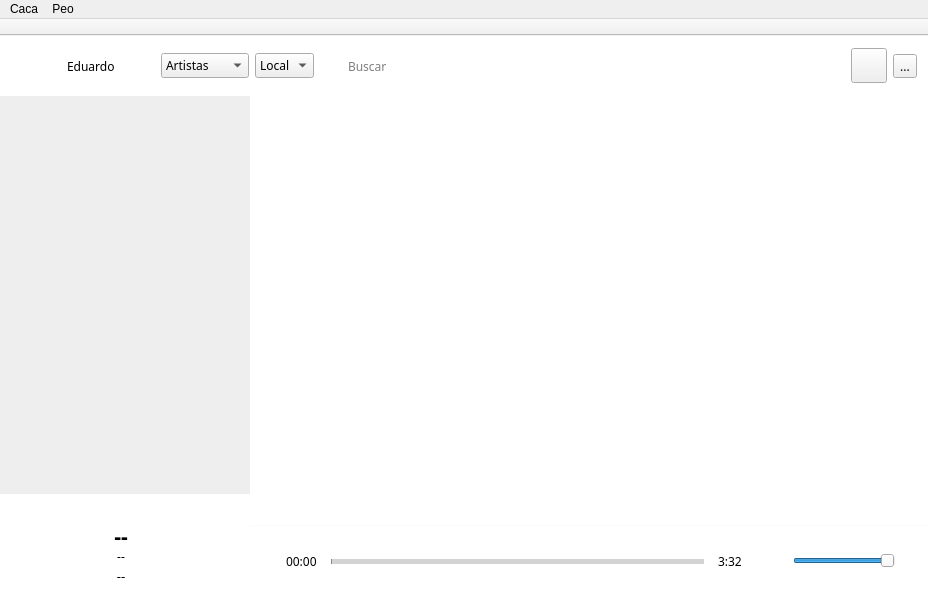
Before: the Qt Designer form mainwindow.ui in CuarzoSoftware/CuarzoPlayer, drawn with Qt 5.
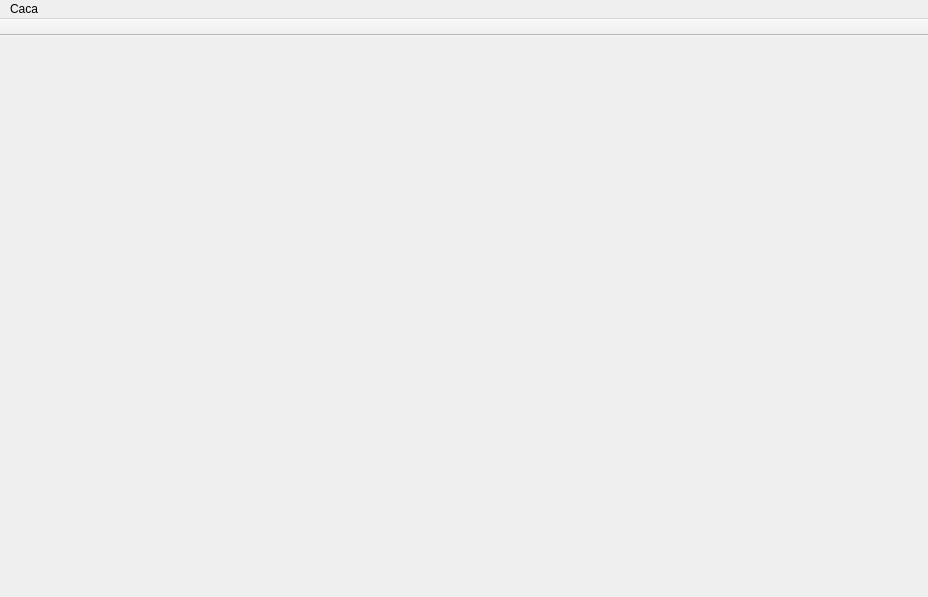
After: the same form once the commit is applied. Icons and pictures are not drawn.

The edit to the form file:
```diff
--- a/mainwindow.ui
+++ b/mainwindow.ui
@@ -14,69 +14,17 @@
    <string>Cuarzo Player</string>
   </property>
   <property name="autoFillBackground">
-   <bool>true</bool>
+   <bool>false</bool>
   </property>
   <property name="styleSheet">
-   <string notr="true">/*
-QComboBox{
-	background-color:transparent;
-}
-QComboBox:item{
-	background:#FFF;
-}
-QComboBox:item:selected{
-	background:#2e8af7;
-     color:#FFF;
-}
-QComboBox:item:checked{
-	color:#666;
-}
-QComboBox:item:checked:selected{
-	color:#FFF;
-}
-QComboBox::indicator{
-	outline:0px;
-	border:0px;
-}
-QComboBox::indicator:checked{
-    image: url(:rec/images/checked.svg);
-}
-QComboBox::itemIcon{
-	background:green;
-}
-*/
-#bottomBarWidget {
-    border-top: 1px solid #FAFAFA;
-	background:#FFF
-}
-#main{background:#FFF}
-QListWidget::item
-{
-    background: transparent; 
-}
-QListWidget::item:selected
-{
-    background: #009DDC;	
-	color:#FFF;
-}
-#scroll QListWidget::item:selected
-{
-    background: #009DDC;	
-	color:#FFF;
-	border-radius: 3px;
-}
-QTableWidgetItem{
-background:red;
-}
-</string>
+   <string notr="true"/>
   </property>
   <property name="unifiedTitleAndToolBarOnMac">
    <bool>true</bool>
   </property>
   <widget class="QWidget" name="main">
    <property name="styleSheet">
-    <string notr="true">font-family:Lucida;
-font-size:12px;</string>
+    <string notr="true"/>
    </property>
    <layout class="QVBoxLayout" name="verticalLayout">
     <property name="spacing">
@@ -94,933 +42,6 @@
     <property name="bottomMargin">
      <number>0</number>
     </property>
-    <item>
-     <widget class="QWidget" name="topBarWidget" native="true">
-      <property name="maximumSize">
-       <size>
-        <width>16777215</width>
-        <height>60</height>
-       </size>
-      </property>
-      <property name="styleSheet">
-       <string notr="true"/>
-      </property>
-      <layout class="QHBoxLayout" name="horizontalLayout_3">
-       <item>
-        <widget class="QLabel" name="profileImage">
-         <property name="maximumSize">
-          <size>
-           <width>40</width>
-           <height>40</height>
-          </size>
-         </property>
-         <property name="styleSheet">
-          <string notr="true">border-image: url(:rec/images/noUser.jpg) 0 0 0 0 stretch stretch;
-min-width:40px;
-min-height:40px;
-border-radius:20px;
-</string>
-         </property>
-         <property name="frameShape">
-          <enum>QFrame::Box</enum>
-         </property>
-         <property name="text">
-          <string/>
-         </property>
-         <property name="scaledContents">
-          <bool>true</bool>
-         </property>
-        </widget>
-       </item>
-       <item>
-        <spacer name="hS1">
-         <property name="orientation">
-          <enum>Qt::Horizontal</enum>
-         </property>
-         <property name="sizeType">
-          <enum>QSizePolicy::Fixed</enum>
-         </property>
-         <property name="sizeHint" stdset="0">
-          <size>
-           <width>10</width>
-           <height>20</height>
-          </size>
-         </property>
-        </spacer>
-       </item>
-       <item>
-        <widget class="QLabel" name="userName">
-         <property name="text">
-          <string>Eduardo</string>
-         </property>
-        </widget>
-       </item>
-       <item>
-        <spacer name="hS2">
-         <property name="orientation">
-          <enum>Qt::Horizontal</enum>
-         </property>
-         <property name="sizeType">
-          <enum>QSizePolicy::Fixed</enum>
-         </property>
-         <property name="sizeHint" stdset="0">
-          <size>
-           <width>40</width>
-           <height>20</height>
-          </size>
-         </property>
-        </spacer>
-       </item>
-       <item>
-        <widget class="QComboBox" name="displayMode">
-         <item>
-          <property name="text">
-           <string>Artistas</string>
-          </property>
-          <property name="icon">
-           <iconset resource="resources.qrc">
-            <normaloff>:/rec/images/artists.png</normaloff>:/rec/images/artists.png</iconset>
-          </property>
-         </item>
-         <item>
-          <property name="text">
-           <string>Albums</string>
-          </property>
-          <property name="icon">
-           <iconset resource="resources.qrc">
-            <normaloff>:/rec/images/albums.png</normaloff>:/rec/images/albums.png</iconset>
-          </property>
-         </item>
-         <item>
-          <property name="text">
-           <string>Canciones</string>
-          </property>
-          <property name="icon">
-           <iconset resource="resources.qrc">
-            <normaloff>:/rec/images/songs.png</normaloff>:/rec/images/songs.png</iconset>
-          </property>
-         </item>
-         <item>
-          <property name="text">
-           <string>Listas</string>
-          </property>
-          <property name="icon">
-           <iconset resource="resources.qrc">
-            <normaloff>:/rec/images/playlists.png</normaloff>:/rec/images/playlists.png</iconset>
-          </property>
-         </item>
-        </widget>
-       </item>
-       <item>
-        <widget class="QComboBox" name="locationMode">
-         <property name="font">
-          <font>
-           <family>Lucida</family>
-           <pointsize>-1</pointsize>
-          </font>
-         </property>
-         <item>
-          <property name="text">
-           <string>Local</string>
-          </property>
-          <property name="icon">
-           <iconset resource="resources.qrc">
-            <normaloff>:/rec/images/local.png</normaloff>:/rec/images/local.png</iconset>
-          </property>
-         </item>
-         <item>
-          <property name="text">
-           <string>Nube</string>
-          </property>
-          <property name="icon">
-           <iconset resource="resources.qrc">
-            <normaloff>:/rec/images/cloud.png</normaloff>:/rec/images/cloud.png</iconset>
-          </property>
-         </item>
-         <item>
-          <property name="text">
-           <string>Todo</string>
-          </property>
-          <property name="icon">
-           <iconset resource="resources.qrc">
-            <normaloff>:/rec/images/star.png</normaloff>:/rec/images/star.png</iconset>
-          </property>
-         </item>
-        </widget>
-       </item>
-       <item>
-        <layout class="QHBoxLayout" name="searchBar" stretch="0,0">
-         <property name="spacing">
-          <number>0</number>
-         </property>
-         <property name="sizeConstraint">
-          <enum>QLayout::SetDefaultConstraint</enum>
-         </property>
-         <item>
-          <widget class="QLabel" name="searchIcon">
-           <property name="sizePolicy">
-            <sizepolicy hsizetype="Fixed" vsizetype="Fixed">
-             <horstretch>0</horstretch>
-             <verstretch>0</verstretch>
-            </sizepolicy>
-           </property>
-           <property name="minimumSize">
-            <size>
-             <width>26</width>
-             <height>26</height>
-            </size>
-           </property>
-           <property name="maximumSize">
-            <size>
-             <width>26</width>
-             <height>26</height>
-            </size>
-           </property>
-           <property name="sizeIncrement">
-            <size>
-             <width>0</width>
-             <height>0</height>
-            </size>
-           </property>
-           <property name="styleSheet">
-            <string notr="true">background-color:#FFF;
-padding:4px;
-border-top-left-radius: 3px;
-border-bottom-left-radius: 3px;
-left:10px;</string>
-           </property>
-           <property name="text">
-            <string/>
-           </property>
-           <property name="pixmap">
-            <pixmap resource="resources.qrc">:/rec/images/search.png</pixmap>
-           </property>
-           <property name="scaledContents">
-            <bool>true</bool>
-           </property>
-           <property name="margin">
-            <number>0</number>
-           </property>
-           <property name="indent">
-            <number>-1</number>
-           </property>
-          </widget>
-         </item>
-         <item>
-          <widget class="QLineEdit" name="searchBarInput">
-           <property name="enabled">
-            <bool>true</bool>
-           </property>
-           <property name="maximumSize">
-            <size>
-             <width>200</width>
-             <height>26</height>
-            </size>
-           </property>
-           <property name="focusPolicy">
-            <enum>Qt::ClickFocus</enum>
-           </property>
-           <property name="toolTip">
-            <string/>
-           </property>
-           <property name="styleSheet">
-            <string notr="true">border-top-right-radius: 3px;
-border-bottom-right-radius: 3px;
-padding:5px;
-padding-left:0px;</string>
-           </property>
-           <property name="inputMask">
-            <string/>
-           </property>
-           <property name="frame">
-            <bool>false</bool>
-           </property>
-           <property name="placeholderText">
-            <string>Buscar</string>
-           </property>
-           <property name="clearButtonEnabled">
-            <bool>false</bool>
-           </property>
-          </widget>
-         </item>
-        </layout>
-       </item>
-       <item>
-        <spacer name="hS3">
-         <property name="orientation">
-          <enum>Qt::Horizontal</enum>
-         </property>
-         <property name="sizeHint" stdset="0">
-          <size>
-           <width>40</width>
-           <height>20</height>
-          </size>
-         </property>
-        </spacer>
-       </item>
-       <item>
-        <widget class="QToolButton" name="syncButton">
-         <property name="text">
-          <string/>
-         </property>
-         <property name="icon">
-          <iconset resource="resources.qrc">
-           <normaloff>:/rec/images/refresh.png</normaloff>:/rec/images/refresh.png</iconset>
-         </property>
-         <property name="iconSize">
-          <size>
-           <width>28</width>
-           <height>28</height>
-          </size>
-         </property>
-        </widget>
-       </item>
-       <item>
-        <widget class="QToolButton" name="addMusicButton">
-         <property name="text">
-          <string>...</string>
-         </property>
-         <property name="icon">
-          <iconset resource="resources.qrc">
-           <normaloff>:/rec/images/add.png</normaloff>:/rec/images/add.png</iconset>
-         </property>
-         <property name="iconSize">
-          <size>
-           <width>22</width>
-           <height>22</height>
-          </size>
-         </property>
-        </widget>
-       </item>
-      </layout>
-     </widget>
-    </item>
-    <item>
-     <widget class="QWidget" name="body" native="true">
-      <property name="autoFillBackground">
-       <bool>false</bool>
-      </property>
-      <property name="styleSheet">
-       <string notr="true">#leftBar{
-	border-right:solid 1px #CCC;
-}</string>
-      </property>
-      <layout class="QHBoxLayout" name="horizontalLayout_7">
-       <property name="spacing">
-        <number>0</number>
-       </property>
-       <property name="leftMargin">
-        <number>0</number>
-       </property>
-       <property name="topMargin">
-        <number>0</number>
-       </property>
-       <property name="rightMargin">
-        <number>0</number>
-       </property>
-       <property name="bottomMargin">
-        <number>0</number>
-       </property>
-       <item>
-        <widget class="QWidget" name="leftBar" native="true">
-         <property name="sizePolicy">
-          <sizepolicy hsizetype="Expanding" vsizetype="Minimum">
-           <horstretch>5</horstretch>
-           <verstretch>0</verstretch>
-          </sizepolicy>
-         </property>
-         <property name="minimumSize">
-          <size>
-           <width>250</width>
-           <height>0</height>
-          </size>
-         </property>
-         <property name="maximumSize">
-          <size>
-           <width>250</width>
-           <height>16777210</height>
-          </size>
-         </property>
-         <property name="sizeIncrement">
-          <size>
-           <width>0</width>
-           <height>0</height>
-          </size>
-         </property>
-         <property name="baseSize">
-          <size>
-           <width>250</width>
-           <height>0</height>
-          </size>
-         </property>
-         <property name="styleSheet">
-          <string notr="true">#listView{
-background:#EEE;
-}</string>
-         </property>
-         <layout class="QVBoxLayout" name="verticalLayout_3">
-          <property name="spacing">
-           <number>0</number>
-          </property>
-          <property name="leftMargin">
-           <number>0</number>
-          </property>
-          <property name="topMargin">
-           <number>0</number>
-          </property>
-          <property name="rightMargin">
-           <number>0</number>
-          </property>
-          <property name="bottomMargin">
-           <number>0</number>
-          </property>
-          <item>
-           <widget class="QListWidget" name="listView">
-            <property name="sizePolicy">
-             <sizepolicy hsizetype="Expanding" vsizetype="Expanding">
-              <horstretch>0</horstretch>
-              <verstretch>100</verstretch>
-             </sizepolicy>
-            </property>
-            <property name="baseSize">
-             <size>
-              <width>0</width>
-              <height>0</height>
-             </size>
-            </property>
-            <property name="font">
-             <font>
-              <family>Lucida</family>
-              <pointsize>-1</pointsize>
-             </font>
-            </property>
-            <property name="focusPolicy">
-             <enum>Qt::NoFocus</enum>
-            </property>
-            <property name="frameShape">
-             <enum>QFrame::NoFrame</enum>
-            </property>
-           </widget>
-          </item>
-          <item>
-           <widget class="QFrame" name="displayer">
-            <property name="sizePolicy">
-             <sizepolicy hsizetype="MinimumExpanding" vsizetype="MinimumExpanding">
-              <horstretch>1</horstretch>
-              <verstretch>1</verstretch>
-             </sizepolicy>
-            </property>
-            <property name="minimumSize">
-             <size>
-              <width>0</width>
-              <height>100</height>
-             </size>
-            </property>
-            <property name="maximumSize">
-             <size>
-              <width>16777215</width>
-              <height>400</height>
-             </size>
-            </property>
-            <property name="baseSize">
-             <size>
-              <width>0</width>
-              <height>200</height>
-             </size>
-            </property>
-            <property name="frameShape">
-             <enum>QFrame::NoFrame</enum>
-            </property>
-            <property name="frameShadow">
-             <enum>QFrame::Raised</enum>
-            </property>
-            <layout class="QVBoxLayout" name="verticalLayout_4">
-             <property name="spacing">
-              <number>1</number>
-             </property>
-             <property name="sizeConstraint">
-              <enum>QLayout::SetMinimumSize</enum>
-             </property>
-             <property name="topMargin">
-              <number>15</number>
-             </property>
-             <item>
-              <widget class="QLabel" name="artWork">
-               <property name="minimumSize">
-                <size>
-                 <width>0</width>
-                 <height>0</height>
-                </size>
-               </property>
-               <property name="maximumSize">
-                <size>
-                 <width>220</width>
-                 <height>220</height>
-                </size>
-               </property>
-               <property name="text">
-                <string/>
-               </property>
-               <property name="pixmap">
-                <pixmap resource="resources.qrc">:/rec/images/artWork.png</pixmap>
-               </property>
-               <property name="scaledContents">
-                <bool>true</bool>
-               </property>
-               <property name="alignment">
-                <set>Qt::AlignCenter</set>
-               </property>
-              </widget>
-             </item>
-             <item>
-              <widget class="QTableWidget" name="displayInfo">
-               <property name="minimumSize">
-                <size>
-                 <width>220</width>
-                 <height>0</height>
-                </size>
-               </property>
-               <property name="maximumSize">
-                <size>
-                 <width>16777215</width>
-                 <height>60</height>
-                </size>
-               </property>
-               <property name="focusPolicy">
-                <enum>Qt::NoFocus</enum>
-               </property>
-               <property name="frameShape">
-                <enum>QFrame::NoFrame</enum>
-               </property>
-               <property name="frameShadow">
-                <enum>QFrame::Plain</enum>
-               </property>
-               <property name="verticalScrollBarPolicy">
-                <enum>Qt::ScrollBarAlwaysOff</enum>
-               </property>
-               <property name="horizontalScrollBarPolicy">
-                <enum>Qt::ScrollBarAlwaysOff</enum>
-               </property>
-               <property name="autoScroll">
-                <bool>false</bool>
-               </property>
-               <property name="editTriggers">
-                <set>QAbstractItemView::NoEditTriggers</set>
-               </property>
-               <property name="tabKeyNavigation">
-                <bool>false</bool>
-               </property>
-               <property name="showDropIndicator" stdset="0">
-                <bool>false</bool>
-               </property>
-               <property name="dragDropOverwriteMode">
-                <bool>false</bool>
-               </property>
-               <property name="showGrid">
-                <bool>false</bool>
-               </property>
-               <property name="wordWrap">
-                <bool>false</bool>
-               </property>
-               <property name="cornerButtonEnabled">
-                <bool>false</bool>
-               </property>
-               <attribute name="horizontalHeaderVisible">
-                <bool>false</bool>
-               </attribute>
-               <attribute name="horizontalHeaderDefaultSectionSize">
-                <number>220</number>
-               </attribute>
-               <attribute name="horizontalHeaderHighlightSections">
-                <bool>false</bool>
-               </attribute>
-               <attribute name="horizontalHeaderMinimumSectionSize">
-                <number>0</number>
-               </attribute>
-               <attribute name="verticalHeaderVisible">
-                <bool>false</bool>
-               </attribute>
-               <attribute name="verticalHeaderDefaultSectionSize">
-                <number>20</number>
-               </attribute>
-               <attribute name="verticalHeaderHighlightSections">
-                <bool>false</bool>
-               </attribute>
-               <attribute name="verticalHeaderMinimumSectionSize">
-                <number>0</number>
-               </attribute>
-               <row>
-                <property name="text">
-                 <string/>
-                </property>
-               </row>
-               <row>
-                <property name="text">
-                 <string/>
-                </property>
-               </row>
-               <row>
-                <property name="text">
-                 <string/>
-                </property>
-               </row>
-               <column>
-                <property name="text">
-                 <string/>
-                </property>
-                <property name="textAlignment">
-                 <set>AlignCenter</set>
-                </property>
-               </column>
-               <item row="0" column="0">
-                <property name="text">
-                 <string>--</string>
-                </property>
-                <property name="font">
-                 <font>
-                  <pointsize>16</pointsize>
-                  <weight>75</weight>
-                  <bold>true</bold>
-                 </font>
-                </property>
-                <property name="textAlignment">
-                 <set>AlignCenter</set>
-                </property>
-                <property name="flags">
-                 <set>NoItemFlags</set>
-                </property>
-               </item>
-               <item row="1" column="0">
-                <property name="text">
-                 <string>--</string>
-                </property>
-                <property name="textAlignment">
-                 <set>AlignCenter</set>
-                </property>
-                <property name="background">
-                 <brush brushstyle="NoBrush">
-                  <color alpha="255">
-                   <red>66</red>
-                   <green>66</green>
-                   <blue>66</blue>
-                  </color>
-                 </brush>
-                </property>
-                <property name="flags">
-                 <set>NoItemFlags</set>
-                </property>
-               </item>
-               <item row="2" column="0">
-                <property name="text">
-                 <string>--</string>
-                </property>
-                <property name="font">
-                 <font>
-                  <pointsize>10</pointsize>
-                 </font>
-                </property>
-                <property name="textAlignment">
-                 <set>AlignCenter</set>
-                </property>
-                <property name="background">
-                 <brush brushstyle="NoBrush">
-                  <color alpha="255">
-                   <red>101</red>
-                   <green>101</green>
-                   <blue>101</blue>
-                  </color>
-                 </brush>
-                </property>
-                <property name="flags">
-                 <set>NoItemFlags</set>
-                </property>
-               </item>
-              </widget>
-             </item>
-            </layout>
-           </widget>
-          </item>
-         </layout>
-        </widget>
-       </item>
-       <item>
-        <widget class="QWidget" name="middleBar" native="true">
-         <property name="sizePolicy">
-          <sizepolicy hsizetype="Expanding" vsizetype="Preferred">
-           <horstretch>11</horstretch>
-           <verstretch>0</verstretch>
-          </sizepolicy>
-         </property>
-         <property name="autoFillBackground">
-          <bool>true</bool>
-         </property>
-         <property name="styleSheet">
-          <string notr="true">#content{
-background:#FFF;
-}</string>
-         </property>
-         <layout class="QVBoxLayout" name="verticalLayout_2" stretch="0,0">
-          <property name="spacing">
-           <number>0</number>
-          </property>
-          <property name="leftMargin">
-           <number>0</number>
-          </property>
-          <property name="topMargin">
-           <number>0</number>
-          </property>
-          <property name="rightMargin">
-           <number>0</number>
-          </property>
-          <property name="bottomMargin">
-           <number>0</number>
-          </property>
-          <item>
-           <widget class="QWidget" name="content" native="true">
-            <property name="autoFillBackground">
-             <bool>false</bool>
-            </property>
-            <property name="styleSheet">
-             <string notr="true"/>
-            </property>
-            <layout class="QVBoxLayout" name="verticalLayout_5">
-             <property name="spacing">
-              <number>0</number>
-             </property>
-             <property name="leftMargin">
-              <number>0</number>
-             </property>
-             <property name="topMargin">
-              <number>0</number>
-             </property>
-             <property name="rightMargin">
-              <number>0</number>
-             </property>
-             <property name="bottomMargin">
-              <number>0</number>
-             </property>
-             <item>
-              <widget class="QScrollArea" name="scrollArea">
-               <property name="autoFillBackground">
-                <bool>false</bool>
-               </property>
-               <property name="styleSheet">
-                <string notr="true">#scroll{
-background:#FFF;
-}</string>
-               </property>
-               <property name="frameShape">
-                <enum>QFrame::NoFrame</enum>
-               </property>
-               <property name="horizontalScrollBarPolicy">
-                <enum>Qt::ScrollBarAlwaysOff</enum>
-               </property>
-               <property name="widgetResizable">
-                <bool>true</bool>
-               </property>
-               <widget class="QWidget" name="scroll">
-                <property name="geometry">
-                 <rect>
-                  <x>0</x>
-                  <y>0</y>
-                  <width>678</width>
-                  <height>435</height>
-                 </rect>
-                </property>
-                <property name="autoFillBackground">
-                 <bool>false</bool>
-                </property>
-                <layout class="QVBoxLayout" name="verticalLayout_7">
-                 <property name="spacing">
-                  <number>0</number>
-                 </property>
-                 <property name="leftMargin">
-                  <number>0</number>
-                 </property>
-                 <property name="topMargin">
-                  <number>0</number>
-                 </property>
-                 <property name="rightMargin">
-                  <number>0</number>
-                 </property>
-                 <property name="bottomMargin">
-                  <number>0</number>
-                 </property>
-                </layout>
-               </widget>
-              </widget>
-             </item>
-            </layout>
-           </widget>
-          </item>
-          <item>
-           <widget class="QWidget" name="bottomBarWidget" native="true">
-            <property name="maximumSize">
-             <size>
-              <width>16777215</width>
-              <height>80</height>
-             </size>
-            </property>
-            <property name="autoFillBackground">
-             <bool>false</bool>
-            </property>
-            <property name="styleSheet">
-             <string notr="true">QToolButton{
-	background:#FFF;
-	border:none;
-}</string>
-            </property>
-            <layout class="QHBoxLayout" name="horizontalLayout">
-             <property name="spacing">
-              <number>0</number>
-             </property>
-             <property name="leftMargin">
-              <number>0</number>
-             </property>
-             <property name="topMargin">
-              <number>0</number>
-             </property>
-             <property name="rightMargin">
-              <number>0</number>
-             </property>
-             <property name="bottomMargin">
-              <number>0</number>
-             </property>
-             <item>
-              <widget class="QWidget" name="playerButtons" native="true">
-               <layout class="QHBoxLayout" name="horizontalLayout_4"/>
-              </widget>
-             </item>
-             <item>
-              <widget class="QWidget" name="timer" native="true">
-               <property name="minimumSize">
-                <size>
-                 <width>300</width>
-                 <height>0</height>
-                </size>
-               </property>
-               <layout class="QHBoxLayout" name="horizontalLayout_2">
-                <item>
-                 <widget class="QLabel" name="currentTime">
-                  <property name="styleSheet">
-                   <string notr="true">margin-right:5px</string>
-                  </property>
-                  <property name="text">
-                   <string>00:00</string>
-                  </property>
-                 </widget>
-                </item>
-                <item>
-                 <widget class="QSlider" name="timePosition">
-                  <property name="styleSheet">
-                   <string notr="true">QSlider:horizontal {
-    min-height: 50px;
-}
-QSlider::groove:horizontal {
-height: 5px;
-border-radius: 0px;
-}
-QSlider::handle:horizontal {
-	image:none;
-}
-QSlider::sub-page:qlineargradient {
-background: #888;
-}
-QSlider::add-page:qlineargradient {
-background: lightgrey;
-}</string>
-                  </property>
-                  <property name="maximum">
-                   <number>100000</number>
-                  </property>
-                  <property name="orientation">
-                   <enum>Qt::Horizontal</enum>
-                  </property>
-                 </widget>
-                </item>
-                <item>
-                 <widget class="QLabel" name="remainTime">
-                  <property name="styleSheet">
-                   <string notr="true">margin-left:5px;</string>
-                  </property>
-                  <property name="text">
-                   <string>3:32</string>
-                  </property>
-                 </widget>
-                </item>
-               </layout>
-              </widget>
-             </item>
-             <item>
-              <widget class="QWidget" name="volume" native="true">
-               <property name="minimumSize">
-                <size>
-                 <width>120</width>
-                 <height>0</height>
-                </size>
-               </property>
-               <property name="maximumSize">
-                <size>
-                 <width>150</width>
-                 <height>16777215</height>
-                </size>
-               </property>
-               <layout class="QHBoxLayout" name="horizontalLayout_5">
-                <item>
-                 <widget class="QLabel" name="volumeIcon">
-                  <property name="minimumSize">
-                   <size>
-                    <width>20</width>
-                    <height>20</height>
-                   </size>
-                  </property>
-                  <property name="maximumSize">
-                   <size>
-                    <width>20</width>
-                    <height>20</height>
-                   </size>
-                  </property>
-                  <property name="text">
-                   <string/>
-                  </property>
-                  <property name="pixmap">
-                   <pixmap resource="resources.qrc">:/rec/images/volume-high.svg</pixmap>
-                  </property>
-                  <property name="scaledContents">
-                   <bool>true</bool>
-                  </property>
-                 </widget>
-                </item>
-                <item>
-                 <widget class="QSlider" name="volumeSlider">
-                  <property name="maximum">
-                   <number>100</number>
-                  </property>
-                  <property name="value">
-                   <number>100</number>
-                  </property>
-                  <property name="orientation">
-                   <enum>Qt::Horizontal</enum>
-                  </property>
-                 </widget>
-                </item>
-               </layout>
-              </widget>
-             </item>
-             <item>
-              <widget class="QWidget" name="playMode" native="true">
-               <layout class="QHBoxLayout" name="horizontalLayout_6"/>
-              </widget>
-             </item>
-            </layout>
-           </widget>
-          </item>
-         </layout>
-        </widget>
-       </item>
-      </layout>
-     </widget>
-    </item>
    </layout>
   </widget>
   <widget class="QMenuBar" name="menuBar">
@@ -1032,18 +53,12 @@
      <height>22</height>
     </rect>
    </property>
-   <widget class="QMenu" name="menuCaca">
+   <widget class="QMenu" name="App">
     <property name="title">
      <string>Caca</string>
     </property>
    </widget>
-   <widget class="QMenu" name="menuPeo">
-    <property name="title">
-     <string>Peo</string>
-    </property>
-   </widget>
-   <addaction name="menuCaca"/>
-   <addaction name="menuPeo"/>
+   <addaction name="App"/>
   </widget>
   <widget class="QToolBar" name="toolBar">
    <property name="font">
@@ -1055,10 +70,10 @@
     <string>toolBar</string>
    </property>
    <property name="autoFillBackground">
-    <bool>true</bool>
+    <bool>false</bool>
    </property>
    <property name="styleSheet">
-    <string notr="true">color:#444;</string>
+    <string notr="true"/>
    </property>
    <property name="movable">
     <bool>false</bool>
```
Left out of the diff: 29 changed lines with no effect on the pictures.
